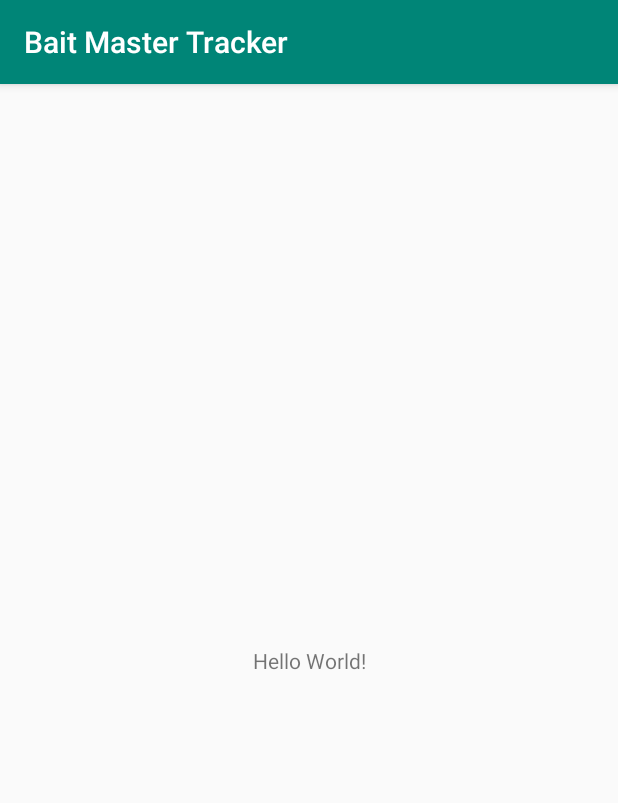
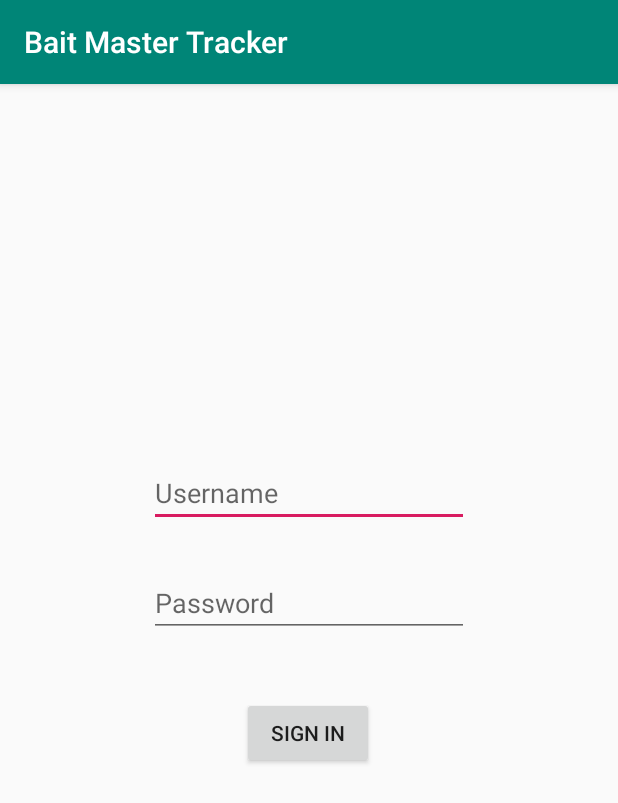
Before and after one commit to a-xm-yang/BaitMasterTracker, an Android app: the screen it shows after launch (MainActivity), on a phone screen of 412 x 824 dp. Shown: the top 803 px of the screen. Run offline under Robolectric (Android 15) with nearby library versions, the phone set to English and light mode, and no system bars; our stand-ins replace Firebase (no records; nobody signed in at launch, a user with empty details on screens opened directly).

```diff
--- a/app/src/main/res/layout/activity_main.xml
+++ b/app/src/main/res/layout/activity_main.xml
@@ -6,27 +6,50 @@
     android:layout_height="match_parent"
     tools:context=".MainActivity">
 
-    <TextView
+    <EditText
+        android:id="@+id/username"
         android:layout_width="wrap_content"
         android:layout_height="wrap_content"
-        android:text="Hello World!"
-        app:layout_constraintBottom_toBottomOf="parent"
-        app:layout_constraintLeft_toLeftOf="parent"
-        app:layout_constraintRight_toRightOf="parent"
+        android:layout_marginTop="250dp"
+        android:ems="10"
+        android:hint="Username"
+        android:inputType="textEmailAddress"
+        app:layout_constraintEnd_toEndOf="parent"
+        app:layout_constraintStart_toStartOf="parent"
         app:layout_constraintTop_toTopOf="parent" />
 
-    <ImageView
-        android:id="@+id/imageView"
+    <EditText
+        android:id="@+id/password"
         android:layout_width="wrap_content"
         android:layout_height="wrap_content"
-        android:layout_marginStart="200dp"
-        android:layout_marginTop="600dp"
-        android:layout_marginEnd="387dp"
-        android:layout_marginBottom="707dp"
-        app:layout_constraintBottom_toBottomOf="parent"
+        android:layout_marginTop="28dp"
+        android:ems="10"
+        android:hint="Password"
+        android:inputType="textPassword"
         app:layout_constraintEnd_toEndOf="parent"
         app:layout_constraintStart_toStartOf="parent"
-        app:layout_constraintTop_toTopOf="parent"
-        app:srcCompat="@drawable/ic_whatshot_black_24dp" />
+        app:layout_constraintTop_toBottomOf="@+id/username" />
+
+    <Button
+        android:id="@+id/login"
+        android:layout_width="wrap_content"
+        android:layout_height="wrap_content"
+        android:layout_marginTop="40dp"
+        android:onClick="login"
+        android:text="Sign In"
+        app:layout_constraintEnd_toEndOf="parent"
+        app:layout_constraintHorizontal_bias="0.498"
+        app:layout_constraintStart_toStartOf="parent"
+        app:layout_constraintTop_toBottomOf="@+id/password" />
+
+    <ProgressBar
+        android:id="@+id/loginProgressBar"
+        style="?android:attr/progressBarStyle"
+        android:layout_width="0dp"
+        android:layout_height="0dp"
+        android:visibility="gone"
+        app:layout_constraintEnd_toEndOf="parent"
+        app:layout_constraintStart_toStartOf="parent"
+        app:layout_constraintTop_toBottomOf="@id/login" />
 
 </androidx.constraintlayout.widget.ConstraintLayout>
```
Also changed, not shown: app/src/main/java/com/example/baitmastertracker/LocationTime.java (added, +41 -0 lines), app/src/main/java/com/example/baitmastertracker/MainActivity.java (+32 -10 lines), app/src/main/java/com/example/baitmastertracker/User.java (+33 -9 lines).
